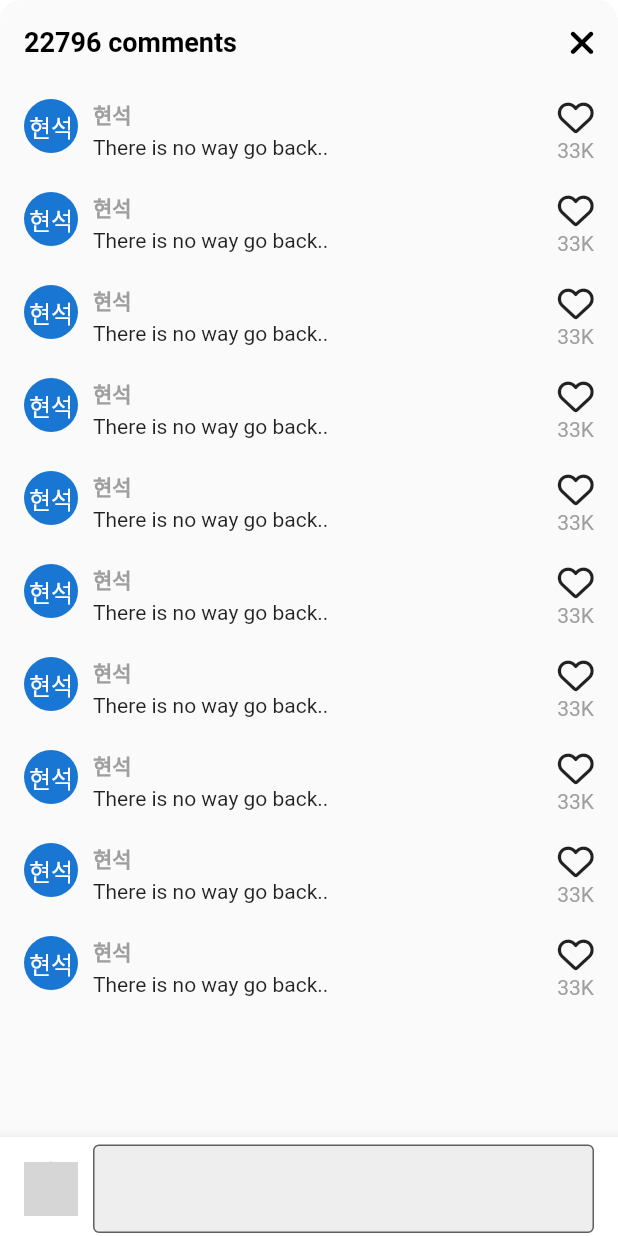
After one commit to Max8Well/tiktok_clone, a Flutter app: the VideoComments screen opened directly, on a phone screen of 412 x 824 dp. The commit adds this screen. Run offline on Flutter 3.47's test engine with Material 2 defaults, Android fonts, the phone set to English and light mode, and no system bars; our stand-ins replace font_awesome_flutter, video_player, visibility_detector; network calls fail; grey boxes are pictures that could not be loaded.

Commit message:
230422 #8.1 comments

```diff
--- /dev/null
+++ b/lib/features/videos/widgets/video_comments.dart
@@ -0,0 +1,144 @@
+import 'package:flutter/material.dart';
+import 'package:font_awesome_flutter/font_awesome_flutter.dart';
+import 'package:tiktok_clone/constants/gaps.dart';
+import 'package:tiktok_clone/constants/sizes.dart';
+
+class VideoComments extends StatefulWidget {
+  const VideoComments({super.key});
+
+  @override
+  State<VideoComments> createState() => _VideoCommentsState();
+}
+
+class _VideoCommentsState extends State<VideoComments> {
+  void _onClosePressed() {
+    Navigator.of(context).pop();
+  }
+
+  @override
+  Widget build(BuildContext context) {
+    final size = MediaQuery.of(context).size.width;
+    return Container(
+      height: size * 1.3,
+      clipBehavior: Clip.hardEdge,
+      decoration: BoxDecoration(
+        borderRadius: BorderRadius.circular(
+          Sizes.size14,
+        ),
+      ),
+      child: Scaffold(
+        //Scaffold 는 키보드가 나오면 자동으로 body를 조정하는데 이를 false
+        resizeToAvoidBottomInset: false,
+        backgroundColor: Colors.grey.shade50,
+        appBar: AppBar(
+          backgroundColor: Colors.grey.shade50,
+          automaticallyImplyLeading: false,
+          title: const Text("22796 comments"),
+          actions: [
+            IconButton(
+              onPressed: _onClosePressed,
+              icon: const FaIcon(
+                FontAwesomeIcons.xmark,
+              ),
+            ),
+          ],
+        ),
+        body: Stack(
+          children: [
+            ListView.separated(
+              padding: const EdgeInsets.symmetric(
+                vertical: Sizes.size10,
+                horizontal: Sizes.size16,
+              ),
+              separatorBuilder: (context, Index) => Gaps.v20,
+              itemCount: 10,
+              itemBuilder: (context, index) => Row(
+                crossAxisAlignment: CrossAxisAlignment.start,
+                children: [
+                  const CircleAvatar(
+                    radius: 18,
+                    child: Text('현석'),
+                  ),
+                  Gaps.h10,
+                  Expanded(
+                    child: Column(
+                      crossAxisAlignment: CrossAxisAlignment.start,
+                      children: [
+                        Text(
+                          '현석',
+                          style: TextStyle(
+                            fontWeight: FontWeight.bold,
+                            fontSize: Sizes.size14,
+                            color: Colors.grey.shade500,
+                          ),
+                        ),
+                        Gaps.v3,
+                        const Text(
+                          'There is no way go back..',
+                        ),
+                      ],
+                    ),
+                  ),
+                  Gaps.h10,
+                  Column(
+                    children: [
+                      const FaIcon(
+                        FontAwesomeIcons.heart,
+                        size: Sizes.size24,
+                      ),
+                      Gaps.v2,
+                      Text(
+                        '33K',
+                        style: TextStyle(
+                          color: Colors.grey.shade500,
+                        ),
+                      ),
+                    ],
+                  ),
+                ],
+              ),
+            ),
+            Positioned(
+              //전자기종에 따라 높이가 달라서 MediaQuery로 코딩
+              width: size,
+              bottom: 0,
+              child: BottomAppBar(
+                color: Colors.white,
+                child: Padding(
+                  padding: const EdgeInsets.only(
+                    left: Sizes.size16,
+                    right: Sizes.size16,
+                    bottom: Sizes.size2,
+                    top: Sizes.size5,
+                  ),
+                  child: Row(
+                    children: [
+                      CircleAvatar(
+                        radius: 18,
+                        backgroundColor: Colors.grey.shade500,
+                        foregroundImage: const NetworkImage(
+                          "https://lh3.googleusercontent.com/ogw/AOLn63HrV89chfbY3H7hhjCbYhKyEU5_7xdS7B1H4bS4RQ=s32-c-mo",
+                        ),
+                        child: const Text('현석'),
+                      ),
+                      Gaps.h10,
+                      Expanded(
+                        child: TextField(
+                          decoration: InputDecoration(
+                            border: const OutlineInputBorder(),
+                            filled: true,
+                            fillColor: Colors.grey.shade200,
+                          ),
+                        ),
+                      ),
+                    ],
+                  ),
+                ),
+              ),
+            ),
+          ],
+        ),
+      ),
+    );
+  }
+}
--- a/lib/features/videos/widgets/video_post.dart
+++ b/lib/features/videos/widgets/video_post.dart
@@ -3,6 +3,7 @@ import 'package:font_awesome_flutter/font_awesome_flutter.dart';
 import 'package:tiktok_clone/constants/gaps.dart';
 import 'package:tiktok_clone/constants/sizes.dart';
 import 'package:tiktok_clone/features/videos/widgets/video_button.dart';
+import 'package:tiktok_clone/features/videos/widgets/video_comments.dart';
 import 'package:video_player/video_player.dart';
 import 'package:visibility_detector/visibility_detector.dart';
 
@@ -98,6 +99,21 @@ class _VideoPostState extends State<VideoPost>
     setState(() {
       _isPaused = !_isPaused;
     });
+  }
+
+  //코멘트 탭
+  void _onCommentsTap(BuildContext context) async {
+    if (_videoPlayerController.value.isPlaying) {
+      //코멘트 누르면 영상 멈춤
+      _onTogglePause();
+    }
+    await showModalBottomSheet(
+      context: context,
+      isScrollControlled: true,
+      builder: (context) => const VideoComments(),
+    );
+    //코멘트 나오면 영상 재생
+    _onTogglePause();
   }
 
   @override
@@ -218,9 +234,12 @@ class _VideoPostState extends State<VideoPost>
                   text: "2.9M",
                 ),
                 Gaps.v24,
-                const VideoButton(
-                  icon: FontAwesomeIcons.solidComment,
-                  text: "33K",
+                GestureDetector(
+                  onTap: () => _onCommentsTap(context),
+                  child: const VideoButton(
+                    icon: FontAwesomeIcons.solidComment,
+                    text: "33K",
+                  ),
                 ),
                 Gaps.v24,
                 const VideoButton(
```
